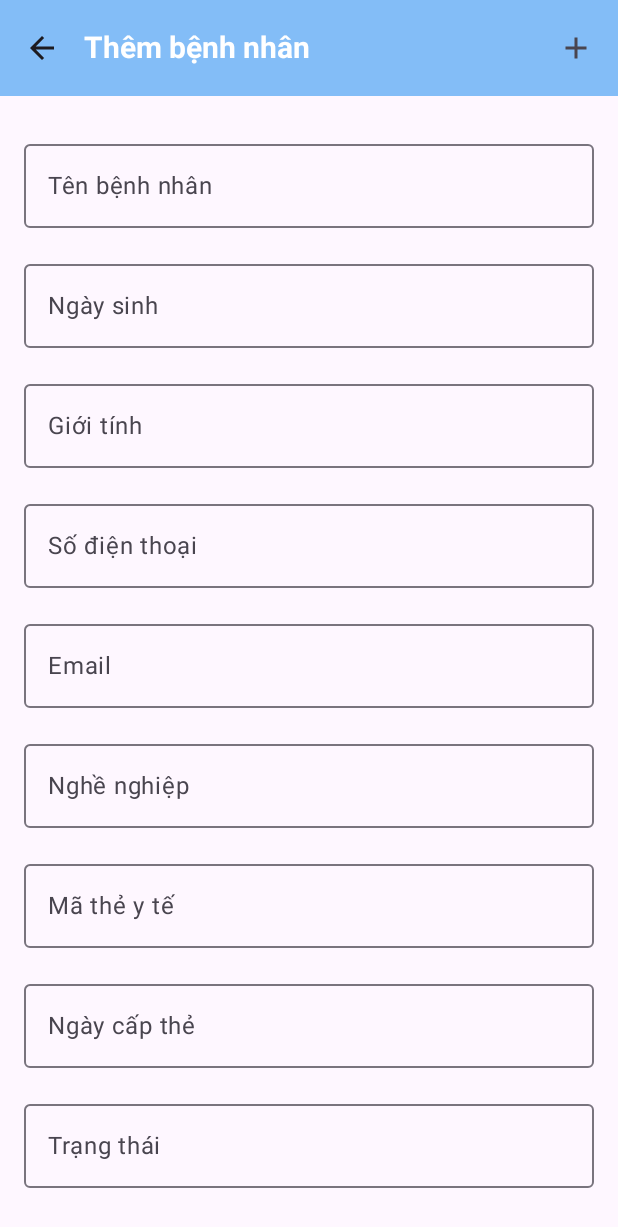
After one commit to PhamHong03/healthy_diagnosis, an Android app built with Jetpack Compose: the AddPatient screen opened through its navigation route, on a phone screen of 412 x 824 dp. The commit adds this screen. Shown: the top 1227 px of the screen. Run offline under Robolectric (Android 15) with nearby library versions, the phone set to English and light mode, and no system bars; our stand-ins replace Dagger/Hilt's generated code, livedata-compose.

Commit message:
create screen add patient

```diff
--- a/app/src/main/java/com/example/healthy_diagnosis/core/utils/SignUpSection.kt
+++ b/app/src/main/java/com/example/healthy_diagnosis/core/utils/SignUpSection.kt
@@ -130,7 +130,7 @@ fun SignUpSection(
             viewModel.registerAccount(accountRequest)
         },
         colors = ButtonDefaults.buttonColors(
-            containerColor = LightPink,
+            containerColor = Color.Black,
             contentColor = Color.White
         ),
         shape = RoundedCornerShape(size = 5.dp)
@@ -138,7 +138,7 @@ fun SignUpSection(
         Text(
             text = "ĐĂNG KÝ",
             style = MaterialTheme.typography.labelMedium.copy(fontWeight = FontWeight.Medium),
-            color = Color.Black,
+            color = Color.White,
             fontWeight = FontWeight.Bold
         )
     }
--- /dev/null
+++ b/app/src/main/java/com/example/healthy_diagnosis/core/utils/TopBarScreen.kt
@@ -0,0 +1,55 @@
+package com.example.healthy_diagnosis.core.utils
+
+import androidx.compose.material3.ExperimentalMaterial3Api
+import androidx.compose.material3.Icon
+import androidx.compose.material3.IconButton
+import androidx.compose.material3.Text
+import androidx.compose.material3.TopAppBar
+import androidx.compose.material3.TopAppBarDefaults
+import androidx.compose.runtime.Composable
+import androidx.compose.ui.Modifier
+import androidx.compose.ui.graphics.Color
+import androidx.compose.ui.text.font.FontWeight
+import androidx.compose.ui.unit.sp
+import androidx.compose.material.icons.Icons
+import androidx.compose.material.icons.filled.Add
+import androidx.compose.material.icons.filled.ArrowBack
+import androidx.compose.material.icons.filled.MoreVert
+import androidx.compose.ui.graphics.vector.ImageVector
+import androidx.compose.ui.text.style.TextAlign
+import com.example.healthy_diagnosis.ui.theme.BannerColor
+import com.example.healthy_diagnosis.ui.theme.LightBlueWhite
+
+@OptIn(ExperimentalMaterial3Api::class)
+@Composable
+fun TopBarScreen(
+    title: String,
+    onBackClick: () -> Unit,
+    actionIcon: ImageVector,
+    onActionClick: () -> Unit
+) {
+    TopAppBar(
+        title = {
+            Text(
+                text = title,
+                fontSize = 20.sp,
+                fontWeight = FontWeight.Bold,
+                textAlign = TextAlign.Center
+            )
+        },
+        navigationIcon = {
+            IconButton(onClick = onBackClick) {
+                Icon(imageVector = Icons.Default.ArrowBack, contentDescription = "Back")
+            }
+        },
+        actions = {
+            IconButton(onClick = onActionClick) {
+                Icon(imageVector = actionIcon, contentDescription = "Action")
+            }
+        },
+        colors = TopAppBarDefaults.mediumTopAppBarColors(
+            containerColor = BannerColor,
+            titleContentColor = Color.White
+        )
+    )
+}
--- a/app/src/main/java/com/example/healthy_diagnosis/presentation/navigation/MyAppNavigation.kt
+++ b/app/src/main/java/com/example/healthy_diagnosis/presentation/navigation/MyAppNavigation.kt
@@ -10,6 +10,7 @@ import androidx.navigation.compose.composable
 import androidx.navigation.compose.rememberNavController
 import com.example.healthy_diagnosis.presentation.screen.LoginScreen
 import com.example.healthy_diagnosis.presentation.screen.RegisterScreen
+import com.example.healthy_diagnosis.presentation.screen.doctors.AddPatient
 import com.example.healthy_diagnosis.presentation.screen.doctors.DiagnosisScreen
 import com.example.healthy_diagnosis.presentation.screen.doctors.Education
 import com.example.healthy_diagnosis.presentation.screen.doctors.HomeScreen
@@ -55,6 +56,8 @@ fun MyAppNavigation(
         composable(route = "patients") {
             Patient(navController = navController, viewModel = patientViewModel)
         }
-
+        composable(route = "add_patient") {
+            AddPatient(navController)
+        }
     }
 }
--- a/app/src/main/java/com/example/healthy_diagnosis/presentation/screen/LoginScreen.kt
+++ b/app/src/main/java/com/example/healthy_diagnosis/presentation/screen/LoginScreen.kt
@@ -207,7 +207,7 @@ fun LoginSection(
             }
         },
         colors = ButtonDefaults.buttonColors(
-            containerColor = LightPink,
+            containerColor = Color.Black,
             contentColor = Color.White
         ),
         shape = RoundedCornerShape(size = 5.dp)
@@ -215,7 +215,7 @@ fun LoginSection(
         Text(
             text = "ĐĂNG NHẬP",
             style = MaterialTheme.typography.titleSmall.copy(fontWeight = FontWeight.Medium),
-            color = Color.Black,
+            color = Color.White,
             fontWeight = FontWeight.Bold
         )
     }
--- /dev/null
+++ b/app/src/main/java/com/example/healthy_diagnosis/presentation/screen/doctors/AddPatient.kt
@@ -0,0 +1,112 @@
+package com.example.healthy_diagnosis.presentation.screen.doctors
+
+import androidx.compose.foundation.layout.Row
+import androidx.compose.foundation.layout.fillMaxSize
+import androidx.compose.foundation.layout.fillMaxWidth
+import androidx.compose.foundation.layout.padding
+import androidx.compose.foundation.lazy.LazyColumn
+import androidx.compose.material3.OutlinedTextField
+import androidx.compose.material3.Text
+import androidx.compose.runtime.Composable
+import androidx.compose.runtime.getValue
+import androidx.compose.runtime.mutableStateOf
+import androidx.compose.runtime.remember
+import androidx.compose.runtime.setValue
+import androidx.compose.ui.Modifier
+import androidx.compose.ui.unit.dp
+import androidx.compose.foundation.lazy.items
+import androidx.compose.material.icons.Icons
+import androidx.compose.material.icons.filled.Add
+import androidx.compose.material3.Button
+import androidx.compose.material3.Scaffold
+import androidx.compose.runtime.*
+import androidx.navigation.NavController
+import com.example.healthy_diagnosis.core.utils.TopBarScreen
+
+@Composable
+fun AddPatient(
+    navController: NavController
+){
+    var name by remember { mutableStateOf("") }
+    var dayOfBirth by remember { mutableStateOf("") }
+    var gender by remember { mutableStateOf("") }
+    var phone by remember { mutableStateOf("") }
+    var email by remember { mutableStateOf("") }
+    var job by remember { mutableStateOf("") }
+    var medicalCodeCard by remember { mutableStateOf("") }
+    var codeCardDayStart by remember { mutableStateOf("") }
+    var status by remember { mutableStateOf("") }
+
+    // Danh sách các biến và label tương ứng
+    val fields = listOf(
+        "Tên bệnh nhân" to name,
+        "Ngày sinh" to dayOfBirth,
+        "Giới tính" to gender,
+        "Số điện thoại" to phone,
+        "Email" to email,
+        "Nghề nghiệp" to job,
+        "Mã thẻ y tế" to medicalCodeCard,
+        "Ngày cấp thẻ" to codeCardDayStart,
+        "Trạng thái" to status
+    )
+
+    Scaffold(
+        topBar = {
+            TopBarScreen(
+                title = "Thêm bệnh nhân",
+                onBackClick = { navController.popBackStack() },
+                actionIcon = Icons.Default.Add,
+                onActionClick = { navController.navigate("add_patient")}
+            )
+        }
+    ) { paddingValues ->
+        LazyColumn(modifier = Modifier.padding(paddingValues).padding(16.dp)) {
+            items(fields) { (label, value) ->
+                AddPatientItem(
+                    label = label,
+                    text = value,
+                    onValueChange = {
+                        when (label) {
+                            "Tên bệnh nhân" -> name = it
+                            "Ngày sinh" -> dayOfBirth = it
+                            "Giới tính" -> gender = it
+                            "Số điện thoại" -> phone = it
+                            "Email" -> email = it
+                            "Nghề nghiệp" -> job = it
+                            "Mã thẻ y tế" -> medicalCodeCard = it
+                            "Ngày cấp thẻ" -> codeCardDayStart = it
+                            "Trạng thái" -> status = it
+                        }
+                    }
+                )
+            }
+            item {
+                Button(
+                    onClick = {},
+                    modifier = Modifier
+                        .fillMaxWidth()
+                        .padding(16.dp)
+                ) {
+                    Text(text = "Thêm bệnh nhân")
+                }
+            }
+        }
+    }
+
+}
+@Composable
+fun AddPatientItem(
+    label: String,
+    text: String,
+    onValueChange: (String) -> Unit
+) {
+    OutlinedTextField(
+        value = text,
+        onValueChange = onValueChange,
+        singleLine = true,
+        label = { Text(text = label) },
+        modifier = Modifier
+            .fillMaxWidth()
+            .padding(vertical = 8.dp)
+    )
+}
```
Also changed, not shown: app/src/main/java/com/example/healthy_diagnosis/presentation/screen/doctors/CustomerList.kt (+35 -27 lines).
